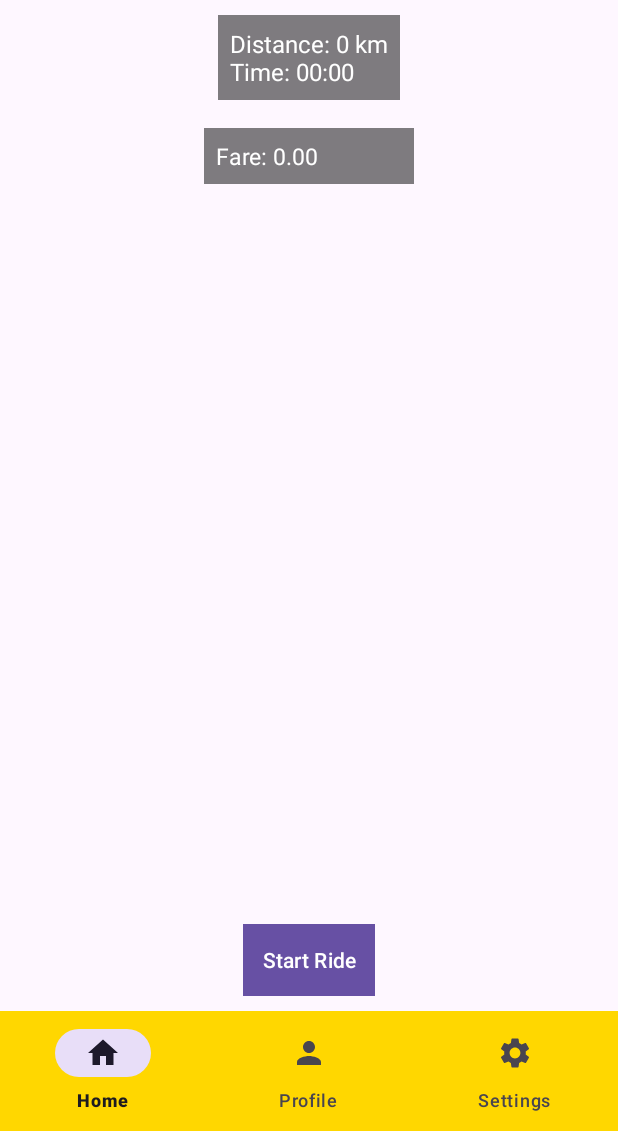
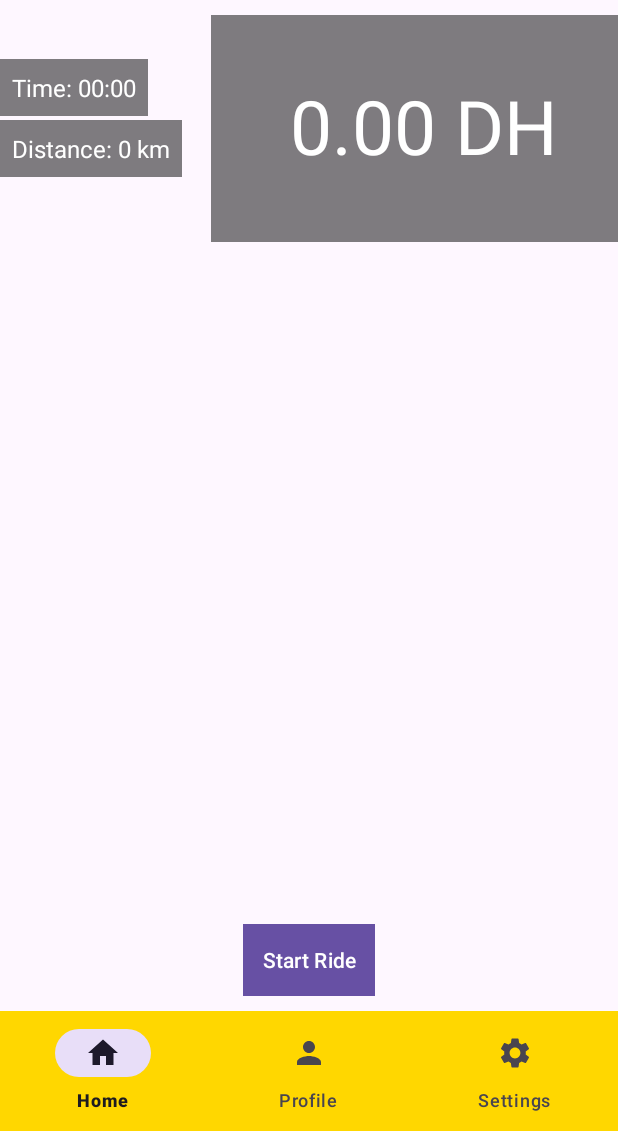
Before and after one commit to oussamaet10/Ride_On_app, an Android app: the screen it shows after launch (MainActivity), after a tap on "Get Current Location", on a phone screen of 412 x 824 dp, the part 105-1236 px from its top. Run offline under Robolectric (Android 15) with nearby library versions, the light colour scheme and no system bars; 1 statement that could not run was skipped.

Commit message:
update UI

```diff
--- a/app/src/main/res/layout/home_fragment.xml
+++ b/app/src/main/res/layout/home_fragment.xml
@@ -24,10 +24,6 @@
         android:contentDescription="Get Current Location"
         android:layout_gravity="start|top" />
 
-
-
-
-
     <!-- Start/Pause Ride Button -->
     <Button
         android:id="@+id/playPauseButton"
@@ -40,30 +36,43 @@
         android:textColor="@android:color/white"
         android:padding="10dp" />
 
-    <!-- Distance and Time Info TextView -->
+    <!-- Distance TextView -->
     <TextView
-        android:id="@+id/distanceTimeInfo"
+        android:id="@+id/distanceInfo"
         android:layout_width="wrap_content"
         android:layout_height="wrap_content"
-        android:layout_marginTop="80dp"
-        android:layout_gravity="center|top"
+        android:layout_marginTop="150dp"
+        android:layout_gravity="center|top|start"
         android:padding="8dp"
         android:background="#80000000"
         android:textColor="@android:color/white"
-        android:text="Distance: 0 km\nTime: 00:00"
+        android:text="Distance: 0 km"
         android:textSize="16sp" />
 
-    <!-- Total Fare TextView -->
+    <!-- Time TextView -->
     <TextView
-        android:id="@+id/totalFare"
-        android:layout_width="140dp"
+        android:id="@+id/timeInfo"
+        android:layout_width="wrap_content"
         android:layout_height="wrap_content"
-        android:layout_marginTop="155dp"
-        android:layout_gravity="center|top"
+        android:layout_marginTop="109dp"
+        android:layout_gravity="center|top|start"
         android:padding="8dp"
         android:background="#80000000"
         android:textColor="@android:color/white"
-        android:text="Fare: 0.00"
-        android:textSize="15sp" />
+        android:text="Time: 00:00"
+        android:textSize="16sp" />
+
+    <!-- Total Fare TextView (Big) -->
+    <TextView
+        android:id="@+id/totalFare"
+        android:layout_width="wrap_content"
+        android:layout_height="151dp"
+        android:layout_gravity="center|top|end"
+        android:layout_marginTop="80dp"
+        android:background="#80000000"
+        android:padding="40dp"
+        android:text=" 0.00 DH"
+        android:textColor="@android:color/white"
+        android:textSize="50sp" />
 
 </FrameLayout>
```
